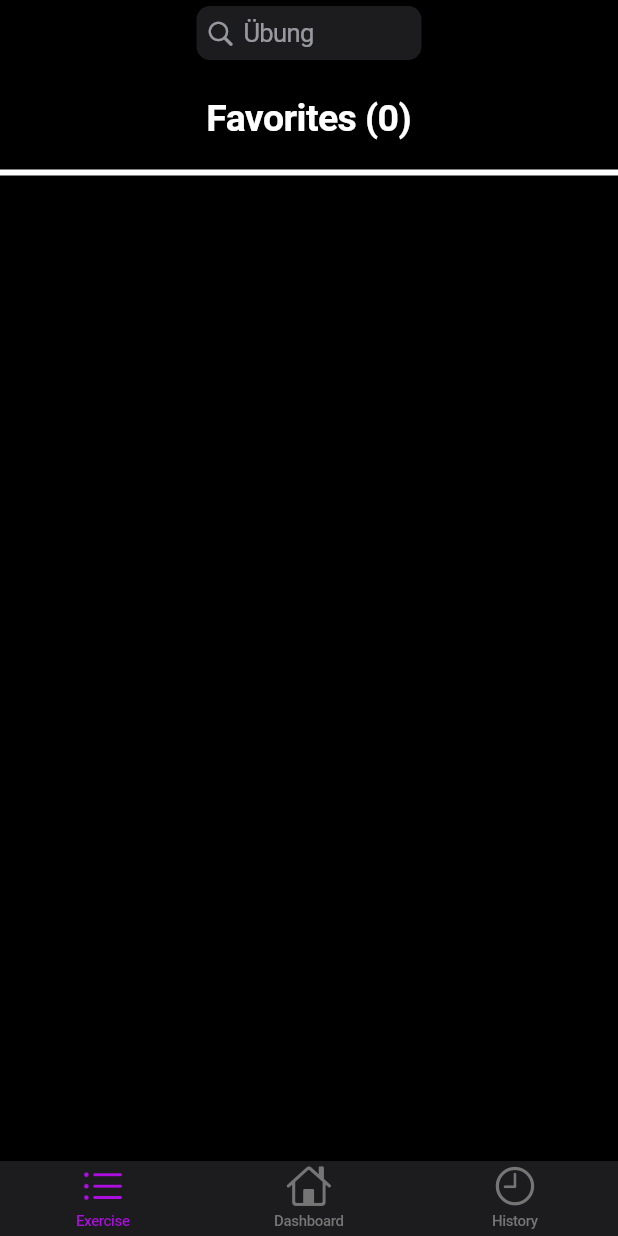
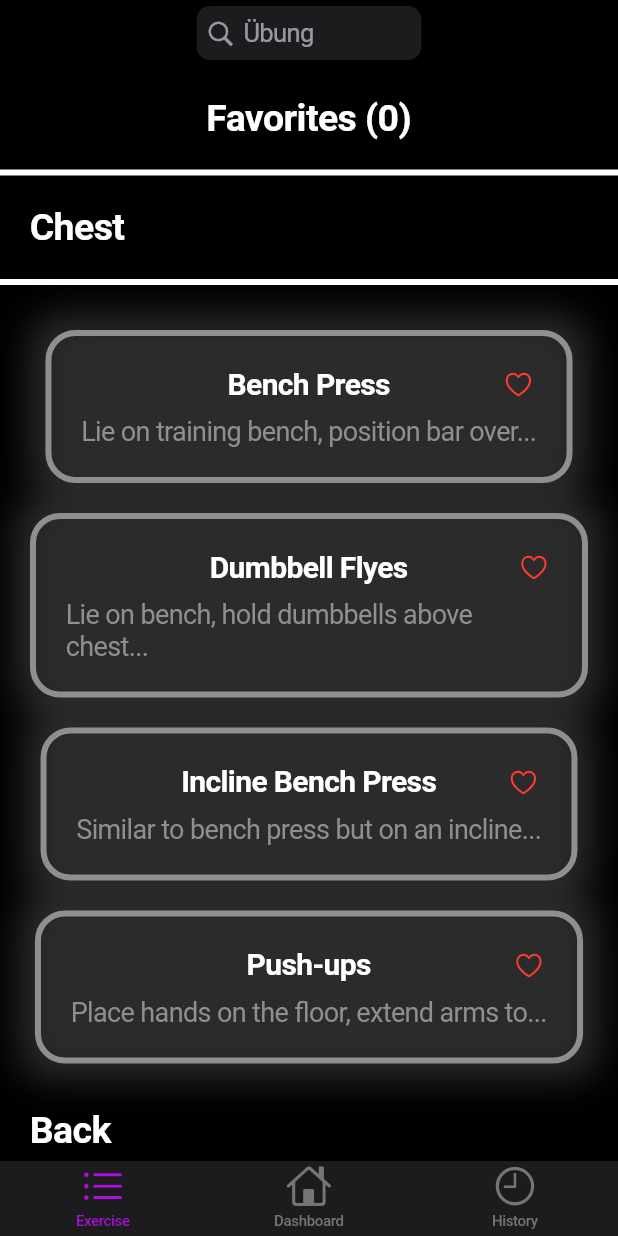
Before and after one commit to leuteritz/GymTracker, a Flutter app: the screen it shows after launch, item 3 of the bottom bar chosen, after a tap on "Exercise", on a phone screen of 412 x 824 dp. Run offline on Flutter 3.47's test engine with Material 2 defaults, Android fonts, the phone set to English and light mode, and no system bars; our stand-ins replace fl_chart, sqflite; accounts and stored records are empty.

Commit message:
add more exercise, fixed a bug with app cycle

```diff
--- a/lib/exercise.dart
+++ b/lib/exercise.dart
@@ -34,10 +34,11 @@ class _ExerciseState extends State<Exercise> {
     final dbHelper = DatabaseHelper();
     bool isFavorite = await dbHelper.isExerciseFavorite(widget.name);
     print("status: $isFavorite");
-
-    setState(() {
-      isPressed = isFavorite;
-    });
+    if (mounted) {
+      setState(() {
+        isPressed = isFavorite;
+      });
+    }
   }
 
   bool isPressed = false;
--- a/lib/exercisescreen.dart
+++ b/lib/exercisescreen.dart
@@ -11,54 +11,14 @@ class ExerciseScreen extends StatefulWidget {
 
 class ExerciseScreenState extends State<ExerciseScreen> {
   List<Map<String, dynamic>> exercises = [];
-
-  void insertExercises() async {
-    List<Map<String, dynamic>> exercisesToAdd = [
-      {
-        'name': 'Bench Press',
-        'muscle': 'Chest',
-        'favorite': 1,
-        'description':
-            'Lie on training bench, position bar over chest, grasp hands slightly wider than shoulder-width. Slowly lower bar, then press up explosively. Strengthens chest, shoulders and triceps.',
-      },
-      {
-        'name': 'Squat',
-        'muscle': 'Legs',
-        'favorite': 0,
-        'description':
-            'Feet shoulder-width apart, bend knees as if to sit down, then straighten. Strengthens legs and gluteal muscles.',
-      },
-      {
-        'name': 'Deadlift',
-        'muscle': 'Back',
-        'favorite': 0,
-        'description':
-            'Stand in front of barbell, grasp hands at shoulder width, keep back straight. Bend, lift barbell, straighten hips and knees. Then lower in a controlled manner. Exercises back, legs and buttocks. Ensure correct posture to avoid injury.',
-      },
-    ];
-
-    for (var exerciseData in exercisesToAdd) {
-      final exerciseName = exerciseData['name'];
-
-      // Check if the exercise already exists in the database
-      final existingExercise =
-          await DatabaseHelper().getExerciseByName(exerciseName);
-
-      if (existingExercise == null) {
-        await DatabaseHelper().insertExerciseList(
-          name: exerciseData['name'],
-          muscle: exerciseData['muscle'],
-          favorite: exerciseData['favorite'],
-          description: exerciseData['description'],
-        );
-      }
-    }
-  }
-
-  void update() {
-    fetchExercises();
-    print("test 1");
-  }
+  List<String> desiredMuscleGroupOrder = [
+    'Chest',
+    'Back',
+    'Legs',
+    'Shoulders',
+    'Triceps',
+    'Biceps'
+  ];
 
   void fetchExercises() async {
     final List<Map<String, dynamic>> allExerciseData =
@@ -86,7 +46,7 @@ class ExerciseScreenState extends State<ExerciseScreen> {
   @override
   void initState() {
     super.initState();
-    insertExercises();
+
     fetchExercises();
   }
 
@@ -128,7 +88,7 @@ class ExerciseScreenState extends State<ExerciseScreen> {
       ),
       child: Center(
           child: ListView.builder(
-        itemCount: exerciseMap.length + 1,
+        itemCount: desiredMuscleGroupOrder.length + 1,
         itemBuilder: (BuildContext context, int index) {
           if (index == 0) {
             // Favorites section
@@ -201,9 +161,9 @@ class ExerciseScreenState extends State<ExerciseScreen> {
             }
           } else {
             // Regular muscle group section
-            var muscleGroup = exerciseMap.keys.toList()[
-                index - 1]; // Subtract 1 to account for "Favorites" section
-            var exercisesForGroup = exerciseMap[muscleGroup]!;
+            var muscleGroup = desiredMuscleGroupOrder[index - 1];
+            var exercisesForGroup =
+                exerciseMap[muscleGroup] ?? []; // Use null-aware operator
 
             return Column(
               crossAxisAlignment: CrossAxisAlignment.start,
--- a/lib/homepage.dart
+++ b/lib/homepage.dart
@@ -2,6 +2,7 @@ import 'package:flutter/cupertino.dart';
 import 'exercisescreen.dart';
 import 'homescreen.dart';
 import 'historyscreen.dart';
+import 'insertexercise.dart';
 
 class MyHomePage extends StatefulWidget {
   @override
@@ -17,6 +18,12 @@ class _MyHomePageState extends State<MyHomePage> {
     setState(() {
       _selectedIndex = index;
     });
+  }
+
+  @override
+  void initState() {
+    super.initState();
+    insertExercises();
   }
 
   @override
--- a/lib/homescreen.dart
+++ b/lib/homescreen.dart
@@ -72,18 +72,21 @@ class _BreakTimerState extends State<BreakTimer> with WidgetsBindingObserver {
 
   @override
   void didChangeAppLifecycleState(AppLifecycleState state) {
+    if (_seconds > 0) {
       if (state == AppLifecycleState.paused) {
         _lockTime = DateTime.now();
-      print("locktime: $_lockTime");
         _stopTimer();
       } else if (state == AppLifecycleState.resumed) {
         if (_lockTime != null) {
+          int lockDurationInSeconds = 0;
           final now = DateTime.now();
           final lockDuration = now.difference(_lockTime!);
-        final lockDurationInSeconds = lockDuration.inSeconds;
+          lockDurationInSeconds = lockDuration.inSeconds;
 
           _seconds -= lockDurationInSeconds;
           _tempseconds += lockDurationInSeconds;
+
+          _lockTime = null;
 
           if (_seconds <= 0 && !_isModalShown) {
             _showBreakTimerEndModal(context);
@@ -92,6 +95,7 @@ class _BreakTimerState extends State<BreakTimer> with WidgetsBindingObserver {
             _spinnerAngle = 0;
           } else {
             _startTimer();
+          }
         }
       }
     }
@@ -147,7 +151,6 @@ class _BreakTimerState extends State<BreakTimer> with WidgetsBindingObserver {
 
   // Function to open the modal view
   void _showBreakTimerModal(BuildContext context, StateSetter setState) {
-    _isModalShown = false;
     showCupertinoModalPopup(
       context: context,
       builder: (BuildContext context) {
@@ -187,6 +190,7 @@ class _BreakTimerState extends State<BreakTimer> with WidgetsBindingObserver {
   }
 
   void _showBreakTimerEndModal(BuildContext context) {
+    _isModalShown = false;
     showCupertinoModalPopup(
       context: context,
       builder: (BuildContext context) {
@@ -302,20 +306,31 @@ class _CustomNavigationBarState extends State<CustomNavigationBar>
 
   @override
   void didChangeAppLifecycleState(AppLifecycleState state) {
+    if (_seconds > 0) {
       if (state == AppLifecycleState.paused) {
+        print("inactive");
         _lockTime = DateTime.now();
         print(_lockTime);
         _timer?.cancel();
       } else if (state == AppLifecycleState.resumed) {
         if (_lockTime != null) {
+          print("resumed");
+          int lockDurationInSeconds = 0;
           final now = DateTime.now();
+          print("now: $now");
+
           final lockDuration = now.difference(_lockTime!);
-        int lockDurationInSeconds = lockDuration.inSeconds;
+          print(lockDuration);
+          lockDurationInSeconds = lockDuration.inSeconds;
+          print("duration: $lockDurationInSeconds");
+          _seconds += lockDurationInSeconds;
+          print("seconds: $_seconds");
 
-        _seconds += lockDurationInSeconds;
-        lockDurationInSeconds = 0;
+          _lockTime = null;
+          print(lockDurationInSeconds);
 
           _startTimer();
+        }
       }
     }
   }
@@ -339,8 +354,6 @@ class _CustomNavigationBarState extends State<CustomNavigationBar>
     _seconds = 0;
 
     DateTime now = DateTime.now();
-
-    print(now);
 
     String _starttime =
         '${now.hour.toString().padLeft(2, '0')}:${now.minute.toString().padLeft(2, '0')}';
--- /dev/null
+++ b/lib/insertexercise.dart
@@ -0,0 +1,212 @@
+import 'database.dart';
+
+void insertExercises() async {
+  List<Map<String, dynamic>> exercisesToAdd = [
+    {
+      'name': 'Bench Press',
+      'muscle': 'Chest',
+      'favorite': 0,
+      'description':
+          'Lie on training bench, position bar over chest, grasp hands slightly wider than shoulder-width. Slowly lower bar, then press up explosively. Strengthens chest, shoulders and triceps.',
+    },
+    {
+      'name': 'Squat',
+      'muscle': 'Legs',
+      'favorite': 0,
+      'description':
+          'Feet shoulder-width apart, bend knees as if to sit down, then straighten. Strengthens legs and gluteal muscles.',
+    },
+    {
+      'name': 'Deadlift',
+      'muscle': 'Back',
+      'favorite': 0,
+      'description':
+          'Stand in front of barbell, grasp hands at shoulder width, keep back straight. Bend, lift barbell, straighten hips and knees. Then lower in a controlled manner. Exercises back, legs and buttocks. Ensure correct posture to avoid injury.',
+    },
+    {
+      'name': 'Pull-up',
+      'muscle': 'Back',
+      'favorite': 0,
+      'description':
+          'Hang from a bar with palms facing away. Pull body upward until chin clears the bar. Strengthens upper back, shoulders, and arms.',
+    },
+    {
+      'name': 'Dips',
+      'muscle': 'Triceps',
+      'favorite': 0,
+      'description':
+          'Lower body by bending arms at elbows until shoulders are below elbows, then lift back up. Strengthens triceps, shoulders, and chest.',
+    },
+    {
+      'name': 'Leg Press',
+      'muscle': 'Legs',
+      'favorite': 0,
+      'description':
+          'Sit in a leg press machine, push platform away by extending your legs, then lower it back down. Strengthens quads, hamstrings, and glutes.',
+    },
+    {
+      'name': 'Overhead Press',
+      'muscle': 'Shoulders',
+      'favorite': 0,
+      'description':
+          'Hold a barbell or dumbbells at shoulder height, then press them overhead. Strengthens shoulders and triceps.',
+    },
+    {
+      'name': 'Dumbbell Flyes',
+      'muscle': 'Chest',
+      'favorite': 0,
+      'description':
+          'Lie on bench, hold dumbbells above chest, lower and spread arms, then raise back up. Isolates chest muscles.',
+    },
+    {
+      'name': 'Incline Bench Press',
+      'muscle': 'Chest',
+      'favorite': 0,
+      'description':
+          'Similar to bench press but on an inclined bench, targets upper chest.',
+    },
+    {
+      'name': 'Push-ups',
+      'muscle': 'Chest',
+      'favorite': 0,
+      'description':
+          'Place hands on the floor, extend arms to raise body, then lower back down. Effective bodyweight exercise.',
+    },
+    {
+      'name': 'Lunges',
+      'muscle': 'Legs',
+      'favorite': 0,
+      'description':
+          'Step forward and lower body until both knees are bent at 90-degree angles. Strengthens legs and glutes.',
+    },
+    {
+      'name': 'Lat Pulldowns',
+      'muscle': 'Back',
+      'favorite': 0,
+      'description':
+          'Use lat pulldown machine, pull bar down to chest, engaging back muscles.',
+    },
+    {
+      'name': 'Bent Over Rows',
+      'muscle': 'Back',
+      'favorite': 0,
+      'description':
+          'Bend at hips, hold barbell with palms facing you, pull barbell to lower chest. Works upper back and lats.',
+    },
+    {
+      'name': 'Seated Rows',
+      'muscle': 'Back',
+      'favorite': 0,
+      'description':
+          'Sit at rowing machine, pull handles towards your torso, engaging back muscles.',
+    },
+    {
+      'name': 'Tricep Dips',
+      'muscle': 'Triceps',
+      'favorite': 0,
+      'description':
+          'Similar to regular dips, but with focus on triceps. Keep elbows close to your body.',
+    },
+    {
+      'name': 'Skull Crushers',
+      'muscle': 'Triceps',
+      'favorite': 0,
+      'description':
+          'Lie on bench, hold barbell above forehead, lower and extend arms. Isolates tricep muscles.',
+    },
+    {
+      'name': 'Leg Extensions',
+      'muscle': 'Legs',
+      'favorite': 0,
+      'description':
+          'Use leg extension machine to extend legs, targeting quads.',
+    },
+    {
+      'name': 'Step-Ups',
+      'muscle': 'Legs',
+      'favorite': 0,
+      'description':
+          'Step onto platform with one leg, then raise body up. Strengthens legs and glutes.',
+    },
+    {
+      'name': 'Arnold Press',
+      'muscle': 'Shoulders',
+      'favorite': 0,
+      'description':
+          'Hold dumbbells at shoulder height, rotate palms while pressing weights overhead.',
+    },
+    {
+      'name': 'Lateral Raises',
+      'muscle': 'Shoulders',
+      'favorite': 0,
+      'description':
+          'Hold dumbbells at sides, raise arms outwards to shoulder height, engaging side deltoids.',
+    },
+    {
+      'name': 'Upright Rows',
+      'muscle': 'Shoulders',
+      'favorite': 0,
+      'description':
+          'Hold barbell in front of thighs, pull barbell upwards to chin, targeting shoulders and upper traps.',
+    },
+    {
+      'name': 'Face Pulls',
+      'muscle': 'Shoulders',
+      'favorite': 0,
+      'description':
+          'Attach rope handle to cable machine, pull rope towards face, engaging rear deltoids.',
+    },
+    {
+      'name': 'Hammer Curls',
+      'muscle': 'Biceps',
+      'favorite': 0,
+      'description':
+          'Hold dumbbells with palms facing your body, curl weights while keeping palms facing inwards.',
+    },
+    {
+      'name': 'Concentration Curls',
+      'muscle': 'Biceps',
+      'favorite': 0,
+      'description':
+          'Sit on a bench, curl dumbbell with one hand while resting elbow on inner thigh.',
+    },
+    {
+      'name': 'Preacher Curls',
+      'muscle': 'Biceps',
+      'favorite': 0,
+      'description':
+          'Use a preacher curl bench, curl barbell or dumbbells with palms facing up.',
+    },
+    {
+      'name': 'Cable Curls',
+      'muscle': 'Biceps',
+      'favorite': 0,
+      'description':
+          'Attach a handle to a cable machine, curl with one arm at a time.',
+    },
+    {
+      'name': 'Chin-ups',
+      'muscle': 'Biceps',
+      'favorite': 0,
+      'description':
+          'Similar to pull-ups but with palms facing towards you, targets biceps and back.',
+    },
+  ];
+
+  for (var exerciseData in exercisesToAdd) {
+    final exerciseName = exerciseData['name'];
+
+    // Check if the exercise already exists in the database
+    final existingExercise =
+        await DatabaseHelper().getExerciseByName(exerciseName);
+
+    if (existingExercise == null) {
+      await DatabaseHelper().insertExerciseList(
+        name: exerciseData['name'],
+        muscle: exerciseData['muscle'],
+        favorite: exerciseData['favorite'],
+        description: exerciseData['description'],
+      );
+    }
+  }
+}
```
Lines whose indentation alone changed are shown as unchanged.
